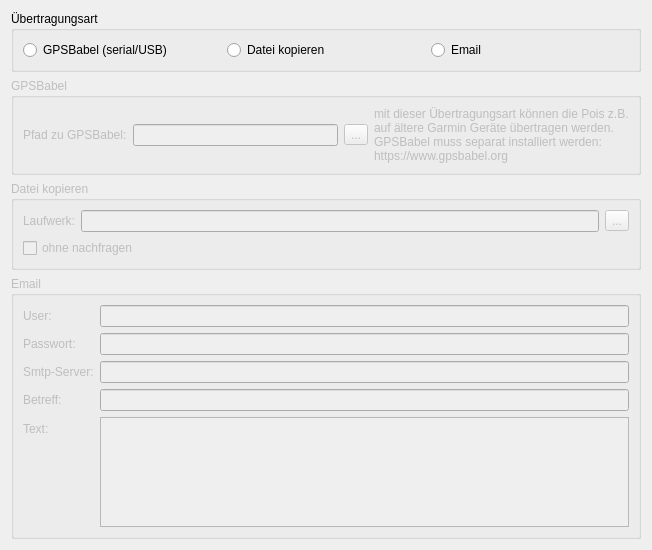
Old version of the form poitagger/properties/gpx_export.ui in the repository dlr-eoc/poitagger.
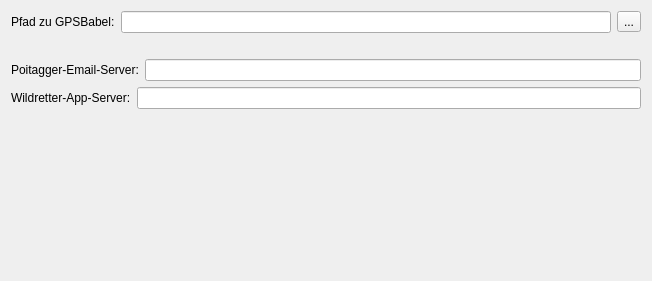
New version of the form.

Commit message: gpx export redesigned

```diff
--- a/poitagger/properties/gpx_export.ui
+++ b/poitagger/properties/gpx_export.ui
@@ -7,7 +7,7 @@
     <x>0</x>
     <y>0</y>
     <width>652</width>
-    <height>550</height>
+    <height>281</height>
    </rect>
   </property>
   <property name="windowTitle">
@@ -15,179 +15,80 @@
   </property>
   <layout class="QVBoxLayout" name="verticalLayout">
    <item>
-    <widget class="QGroupBox" name="groupBox">
-     <property name="title">
-      <string>Übertragungsart</string>
-     </property>
-     <layout class="QHBoxLayout" name="horizontalLayout">
-      <item>
-       <widget class="QRadioButton" name="rB_GPSBabel">
-        <property name="text">
-         <string>GPSBabel (serial/USB)</string>
-        </property>
-       </widget>
-      </item>
-      <item>
-       <widget class="QRadioButton" name="rB_Copy">
-        <property name="text">
-         <string>Datei kopieren</string>
-        </property>
-       </widget>
-      </item>
-      <item>
-       <widget class="QRadioButton" name="rB_Email">
-        <property name="text">
-         <string>Email</string>
-        </property>
-       </widget>
-      </item>
-     </layout>
-    </widget>
+    <layout class="QHBoxLayout" name="horizontalLayout_5">
+     <item>
+      <widget class="QLabel" name="label_11">
+       <property name="text">
+        <string>Pfad zu GPSBabel:</string>
+       </property>
+      </widget>
+     </item>
+     <item>
+      <widget class="QLineEdit" name="gpsbabelLE">
+       <property name="enabled">
+        <bool>true</bool>
+       </property>
+      </widget>
+     </item>
+     <item>
+      <widget class="QToolButton" name="gpsbabelTB">
+       <property name="text">
+        <string>...</string>
+       </property>
+      </widget>
+     </item>
+    </layout>
    </item>
    <item>
-    <widget class="QGroupBox" name="gB_GPSBabel">
+    <widget class="QLabel" name="label">
      <property name="enabled">
-      <bool>false</bool>
+      <bool>true</bool>
      </property>
-     <property name="title">
-      <string>GPSBabel</string>
+     <property name="text">
+      <string/>
      </property>
-     <layout class="QHBoxLayout" name="horizontalLayout_2">
-      <item>
-       <layout class="QHBoxLayout" name="horizontalLayout_5">
-        <item>
-         <widget class="QLabel" name="label_11">
-          <property name="text">
-           <string>Pfad zu GPSBabel:</string>
-          </property>
-         </widget>
-        </item>
-        <item>
-         <widget class="QLineEdit" name="harddrive_LE_2"/>
-        </item>
-        <item>
-         <widget class="QToolButton" name="toolButton_2">
-          <property name="text">
-           <string>...</string>
-          </property>
-         </widget>
-        </item>
-        <item>
-         <widget class="QLabel" name="label">
-          <property name="text">
-           <string>mit dieser Übertragungsart können die Pois z.B.
-auf ältere Garmin Geräte übertragen werden.
-GPSBabel muss separat installiert werden:
-https://www.gpsbabel.org</string>
-          </property>
-         </widget>
-        </item>
-       </layout>
-      </item>
-     </layout>
     </widget>
    </item>
    <item>
-    <widget class="QGroupBox" name="gB_Copy">
-     <property name="enabled">
-      <bool>false</bool>
-     </property>
-     <property name="title">
-      <string>Datei kopieren</string>
-     </property>
-     <layout class="QGridLayout" name="gridLayout">
-      <item row="0" column="0">
-       <layout class="QHBoxLayout" name="horizontalLayout_4">
-        <item>
-         <widget class="QLabel" name="label_10">
-          <property name="text">
-           <string>Laufwerk:</string>
-          </property>
-         </widget>
-        </item>
-        <item>
-         <widget class="QLineEdit" name="harddrive_LE"/>
-        </item>
-        <item>
-         <widget class="QToolButton" name="toolButton">
-          <property name="text">
-           <string>...</string>
-          </property>
-         </widget>
-        </item>
-       </layout>
-      </item>
-      <item row="1" column="0">
-       <widget class="QCheckBox" name="checkBox">
-        <property name="text">
-         <string>ohne nachfragen</string>
-        </property>
-       </widget>
-      </item>
-     </layout>
-    </widget>
+    <layout class="QHBoxLayout" name="horizontalLayout">
+     <item>
+      <widget class="QLabel" name="label_2">
+       <property name="text">
+        <string>Poitagger-Email-Server:</string>
+       </property>
+      </widget>
+     </item>
+     <item>
+      <widget class="QLineEdit" name="emailLE"/>
+     </item>
+    </layout>
    </item>
    <item>
-    <widget class="QGroupBox" name="gB_Email">
-     <property name="enabled">
-      <bool>false</bool>
+    <layout class="QHBoxLayout" name="horizontalLayout_2">
+     <item>
+      <widget class="QLabel" name="label_3">
+       <property name="text">
+        <string>Wildretter-App-Server:</string>
+       </property>
+      </widget>
+     </item>
+     <item>
+      <widget class="QLineEdit" name="wildretterLE"/>
+     </item>
+    </layout>
+   </item>
+   <item>
+    <spacer name="verticalSpacer">
+     <property name="orientation">
+      <enum>Qt::Vertical</enum>
      </property>
-     <property name="title">
-      <string>Email</string>
+     <property name="sizeHint" stdset="0">
+      <size>
+       <width>20</width>
+       <height>40</height>
+      </size>
      </property>
-     <layout class="QFormLayout" name="formLayout">
-      <item row="0" column="0">
-       <widget class="QLabel" name="label_2">
-        <property name="text">
-         <string>User:</string>
-        </property>
-       </widget>
-      </item>
-      <item row="0" column="1">
-       <widget class="QLineEdit" name="lineEdit"/>
-      </item>
-      <item row="1" column="0">
-       <widget class="QLabel" name="label_3">
-        <property name="text">
-         <string>Passwort:</string>
-        </property>
-       </widget>
-      </item>
-      <item row="1" column="1">
-       <widget class="QLineEdit" name="lineEdit_2"/>
-      </item>
-      <item row="2" column="0">
-       <widget class="QLabel" name="label_4">
-        <property name="text">
-         <string>Smtp-Server:</string>
-        </property>
-       </widget>
-      </item>
-      <item row="2" column="1">
-       <widget class="QLineEdit" name="lineEdit_3"/>
-      </item>
-      <item row="4" column="0">
-       <widget class="QLabel" name="label_5">
-        <property name="text">
-         <string>Betreff:</string>
-        </property>
-       </widget>
-      </item>
-      <item row="4" column="1">
-       <widget class="QLineEdit" name="lineEdit_4"/>
-      </item>
-      <item row="5" column="0">
-       <widget class="QLabel" name="label_6">
-        <property name="text">
-         <string>Text:</string>
-        </property>
-       </widget>
-      </item>
-      <item row="5" column="1">
-       <widget class="QTextEdit" name="textEdit"/>
-      </item>
-     </layout>
-    </widget>
+    </spacer>
    </item>
   </layout>
  </widget>
```
Left out of the diff: 147 changed lines with no effect on the pictures. The commit also changes 14 other files.
